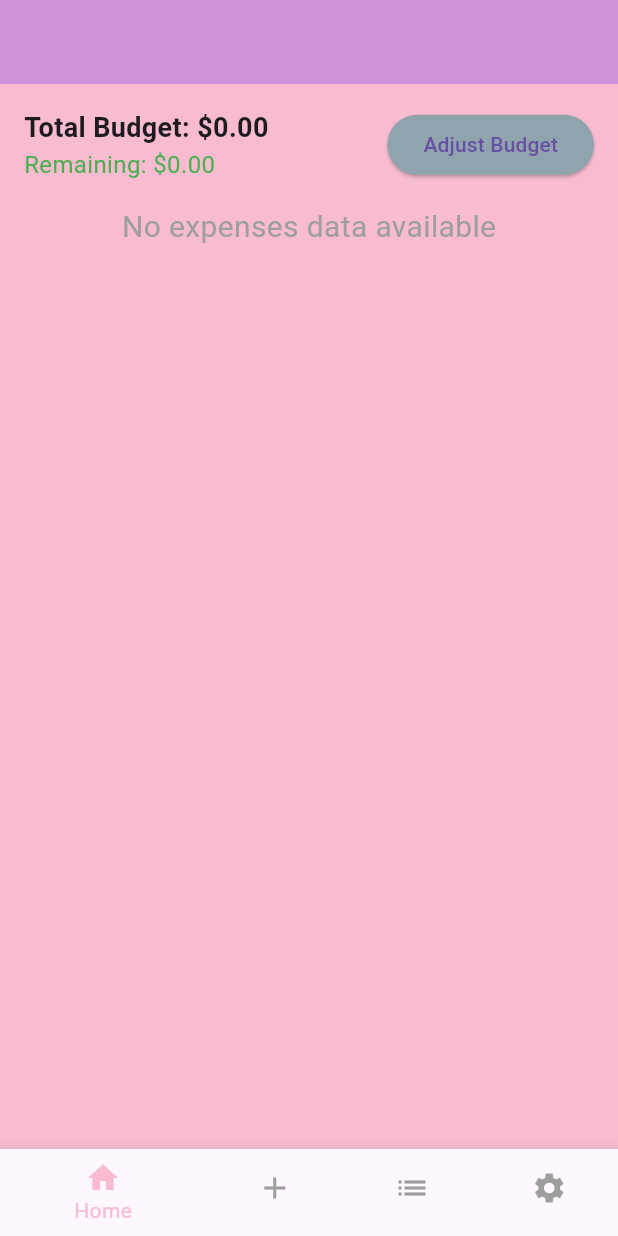
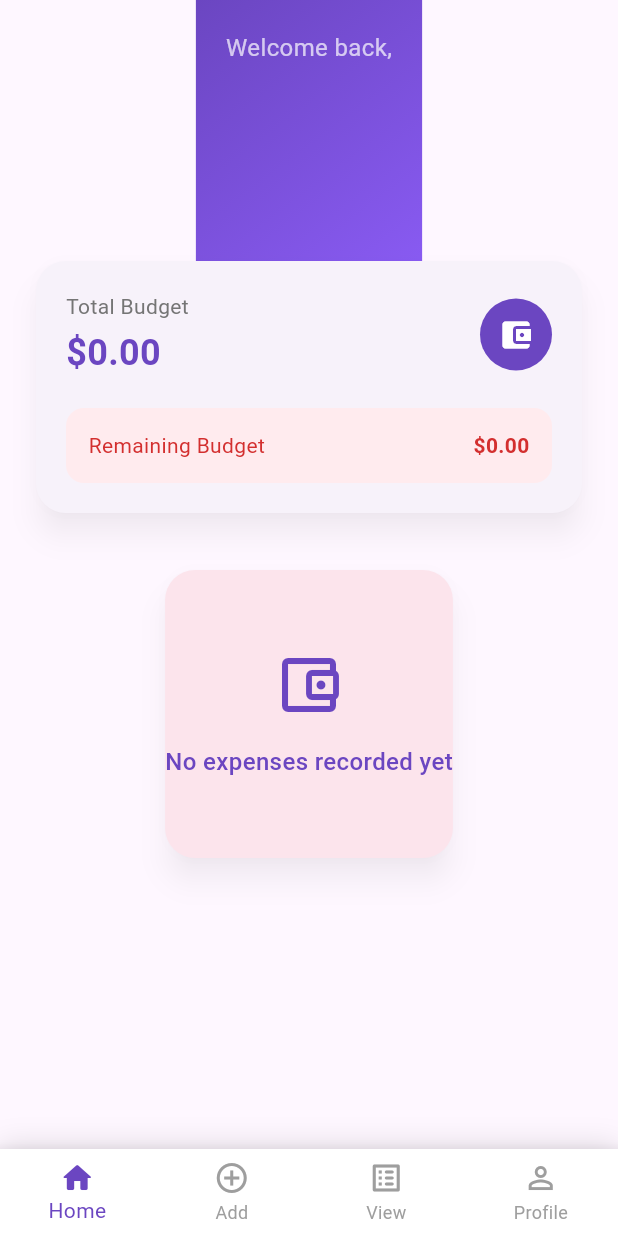
Before and after one commit to gourabbank/CashSplash, a Flutter app: the screen it shows once a user with an empty profile is signed in, on a phone screen of 412 x 824 dp. Run offline on Flutter 3.47's test engine with Material 3 defaults, Android fonts, the phone set to English and light mode, and no system bars; our stand-ins replace firebase_auth, firebase_core, firebase_database, fl_chart, image_picker; accounts and stored records are empty.

Commit message:
Home Screen Fix

```diff
--- a/lib/budget_pie_chart.dart
+++ b/lib/budget_pie_chart.dart
@@ -1,7 +1,6 @@
 import 'package:flutter/material.dart';
 import 'package:fl_chart/fl_chart.dart';
 import 'expense_data.dart';
-
 class BudgetPieChart extends StatelessWidget {
   final double totalBudget;
   final List<ExpenseData> expenses;
@@ -14,38 +13,40 @@ class BudgetPieChart extends StatelessWidget {
 
   @override
   Widget build(BuildContext context) {
-    return Column(
+    return SingleChildScrollView(
+      child: Column(
         children: [
           Container(
-          height: 450, // Adjusted height for the pie chart container
+            height: 300,
             width: double.infinity,
             child: Card(
               elevation: 4,
               shape: RoundedRectangleBorder(borderRadius: BorderRadius.circular(18)),
-            color: Colors.pink[50], // Changed to light pink
+              color: Colors.pink[50],
               child: Padding(
                 padding: const EdgeInsets.all(16),
                 child: PieChart(
                   PieChartData(
                     borderData: FlBorderData(show: false),
                     sectionsSpace: 2,
-                  centerSpaceRadius: 30, // Adjusted center space radius
+                    centerSpaceRadius: 30,
                     sections: showingSections(),
                   ),
                 ),
               ),
             ),
           ),
+          SizedBox(height: 16),
           Container(
-          padding: const EdgeInsets.symmetric(vertical: 16.0),
+            padding: const EdgeInsets.all(16),
             decoration: BoxDecoration(
-            color: Colors.pink[100], // Lighter pink for the legend
+              color: Colors.pink[100],
               borderRadius: BorderRadius.circular(18),
               boxShadow: [
                 BoxShadow(
-                color: Colors.pink[200]!, // Slightly darker pink for elevation shadow
+                  color: Colors.pink[200]!,
                   blurRadius: 6,
-                offset: Offset(0, 3), // Position of the shadow
+                  offset: Offset(0, 3),
                 ),
               ],
             ),
@@ -57,13 +58,13 @@ class BudgetPieChart extends StatelessWidget {
             ),
           ),
         ],
+      ),
     );
   }
 
   List<PieChartSectionData> showingSections() {
     return List.generate(expenses.length, (i) {
-      final bool showTitle = expenses[i].amount / totalBudget > 0.05; // Only show title if the slice is large enough
-
+      final bool showTitle = expenses[i].amount / totalBudget > 0.05;
       return PieChartSectionData(
         color: _getColor(i),
         value: expenses[i].amount,
@@ -72,7 +73,8 @@ class BudgetPieChart extends StatelessWidget {
         titleStyle: TextStyle(
             fontSize: 14,
             fontWeight: FontWeight.bold,
-            color: Colors.grey[600]),  // Light grey and slim font
+            color: Colors.grey[600]
+        ),
       );
     });
   }
@@ -90,8 +92,10 @@ class BudgetPieChart extends StatelessWidget {
           ),
         ),
         SizedBox(width: 8),
-        Text(expense.category + ' - \$${expense.amount.toStringAsFixed(2)}',
-            style: TextStyle(fontSize: 14)), // Adjusted for consistent text size
+        Text(
+            expense.category + ' - \$${expense.amount.toStringAsFixed(2)}',
+            style: TextStyle(fontSize: 14)
+        ),
       ],
     );
   }
@@ -105,7 +109,6 @@ class BudgetPieChart extends StatelessWidget {
       Colors.purple,
       Colors.brown,
     ];
-
     return colors[index % colors.length];
   }
 }
--- a/lib/home_screen.dart
+++ b/lib/home_screen.dart
@@ -1,8 +1,9 @@
 import 'package:flutter/material.dart';
 import 'package:firebase_auth/firebase_auth.dart';
 import 'package:firebase_database/firebase_database.dart';
+import 'package:fl_chart/fl_chart.dart';
+import 'add_expense_screen.dart';
 import 'budget_pie_chart.dart';
-import 'add_expense_screen.dart';
 import 'view_expenses_screen.dart';
 import 'profile_settings_screen.dart';
 import 'expense_data.dart';
@@ -14,9 +15,9 @@ class HomeScreen extends StatefulWidget {
 
 class _HomeScreenState extends State<HomeScreen> {
   int _currentIndex = 0;
-  double _totalBudget = 2000.0; // Default budget
-  double _remainingBudget = 2000.0; // Initialized to total budget initially
-  String _userName = "User"; // Default user name
+  double _totalBudget = 2000.0;
+  double _remainingBudget = 2000.0;
+  String _userName = "User";
 
   @override
   void initState() {
@@ -34,12 +35,10 @@ class _HomeScreenState extends State<HomeScreen> {
           setState(() {
             _userName = data['name'] ?? _userName;
             _totalBudget = double.tryParse(data['budgetGoal'].toString()) ?? _totalBudget;
-            _remainingBudget = _totalBudget; // Reset remaining budget on data fetch
+            _remainingBudget = _totalBudget;
           });
           calculateRemainingBudget();
         }
-      }).catchError((error) {
-        print("Failed to fetch user profile: $error");
       });
     }
   }
@@ -57,103 +56,270 @@ class _HomeScreenState extends State<HomeScreen> {
     });
   }
 
-  void onTabTapped(int index) {
-    setState(() {
-      _currentIndex = index;
-    });
-  }
-
   @override
   Widget build(BuildContext context) {
     return Scaffold(
-      appBar: AppBar(
-        // title: Text('Welcome, $_userName'),
-        backgroundColor: Colors.purple.shade200,
-      ),
-      body: Container(
-        color: Colors.pink.shade100, // Light pink background color
-        child: IndexedStack(
+      body: IndexedStack(
         index: _currentIndex,
         children: [
-            buildHomeScreenBody(),
+          _buildModernHomeScreen(),
           AddExpenseScreen(),
           ViewExpensesScreen(),
           ProfileSettingsScreen(),
         ],
       ),
+      bottomNavigationBar: Container(
+        decoration: BoxDecoration(
+          boxShadow: [
+            BoxShadow(
+              color: Colors.black12,
+              blurRadius: 15,
+              offset: Offset(0, -3),
             ),
-      bottomNavigationBar: BottomNavigationBar(
-        onTap: onTabTapped,
+          ],
+        ),
+        child: BottomNavigationBar(
           currentIndex: _currentIndex,
-        backgroundColor: Colors.purple,
-        selectedItemColor: Colors.pink.shade100,
+          onTap: (index) => setState(() => _currentIndex = index),
+          backgroundColor: Colors.white,
+          selectedItemColor: Color(0xFF6B46C1),
           unselectedItemColor: Colors.grey,
+          type: BottomNavigationBarType.fixed,
           items: [
-          BottomNavigationBarItem(icon: Icon(Icons.home), label: "Home"),
-          BottomNavigationBarItem(icon: Icon(Icons.add), label: "Add Expense"),
-          BottomNavigationBarItem(icon: Icon(Icons.list), label: "View Expenses"),
-          BottomNavigationBarItem(icon: Icon(Icons.settings), label: "Profile"),
+            BottomNavigationBarItem(icon: Icon(Icons.home_rounded), label: "Home"),
+            BottomNavigationBarItem(icon: Icon(Icons.add_circle_outline), label: "Add"),
+            BottomNavigationBarItem(icon: Icon(Icons.list_alt_rounded), label: "View"),
+            BottomNavigationBarItem(icon: Icon(Icons.person_outline), label: "Profile"),
+          ],
+        ),
+      ),
+    );
+  }
+
+  Widget _buildModernHomeScreen() {
+    return SingleChildScrollView(
+      child: Column(
+        children: [
+          Container(
+            height: 200,
+            decoration: BoxDecoration(
+              gradient: LinearGradient(
+                begin: Alignment.topLeft,
+                end: Alignment.bottomRight,
+                colors: [Color(0xFF6B46C1), Color(0xFF8B5CF6)],
+              ),
+            ),
+            child: SafeArea(
+              child: Padding(
+                padding: EdgeInsets.all(20.0),
+                child: Column(
+                  crossAxisAlignment: CrossAxisAlignment.start,
+                  children: [
+                    Text(
+                      'Welcome back,',
+                      style: TextStyle(color: Colors.white70, fontSize: 16),
+                    ),
+                    SizedBox(height: 4),
+                    Text(
+                      _userName,
+                      style: TextStyle(
+                        color: Colors.white,
+                        fontSize: 24,
+                        fontWeight: FontWeight.bold,
+                      ),
+                    ),
+                  ],
+                ),
+              ),
+            ),
+          ),
+          Transform.translate(
+            offset: Offset(0, -30),
+            child: Padding(
+              padding: EdgeInsets.symmetric(horizontal: 20),
+              child: Column(
+                children: [
+                  _buildBudgetCard(),
+                  SizedBox(height: 20),
+                  _buildExpensesSection(),
+                  SizedBox(height: 100),
+                ],
+              ),
+            ),
+          ),
         ],
       ),
     );
   }
 
-  Widget buildHomeScreenBody() {
-    return Column(
+  Widget _buildBudgetCard() {
+    return Card(
+      elevation: 8,
+      shadowColor: Colors.black26,
+      shape: RoundedRectangleBorder(borderRadius: BorderRadius.circular(20)),
+      child: Padding(
+        padding: EdgeInsets.all(20),
+        child: Column(
           children: [
-        Padding(
-          padding: const EdgeInsets.all(16.0),
-          child: Row(
+            Row(
               mainAxisAlignment: MainAxisAlignment.spaceBetween,
               children: [
                 Column(
                   crossAxisAlignment: CrossAxisAlignment.start,
                   children: [
-                  Text('Total Budget: \$${_totalBudget.toStringAsFixed(2)}', style: TextStyle(fontSize: 18, fontWeight: FontWeight.bold)),
-                  Text('Remaining: \$${_remainingBudget.toStringAsFixed(2)}', style: TextStyle(fontSize: 16, color: Colors.green)),
+                    Text(
+                      'Total Budget',
+                      style: TextStyle(
+                        fontSize: 14,
+                        color: Colors.grey[600],
+                      ),
+                    ),
+                    SizedBox(height: 4),
+                    Text(
+                      '\$${_totalBudget.toStringAsFixed(2)}',
+                      style: TextStyle(
+                        fontSize: 24,
+                        fontWeight: FontWeight.bold,
+                        color: Color(0xFF6B46C1),
+                      ),
+                    ),
                   ],
                 ),
-              ElevatedButton(
-                onPressed: () => Navigator.push(context, MaterialPageRoute(builder: (context) => ProfileSettingsScreen())),
-                child: Text('Adjust Budget'),
-                style: ElevatedButton.styleFrom(backgroundColor: Colors.blueGrey[300]), // Lighter button color
-              )
+                CircleAvatar(
+                  radius: 24,
+                  backgroundColor: Color(0xFF6B46C1),
+                  child: Icon(Icons.account_balance_wallet, color: Colors.white),
+                ),
+              ],
+            ),
+            SizedBox(height: 20),
+            Container(
+              padding: EdgeInsets.all(15),
+              decoration: BoxDecoration(
+                color: _remainingBudget > 0 ? Colors.green[50] : Colors.red[50],
+                borderRadius: BorderRadius.circular(12),
+              ),
+              child: Row(
+                mainAxisAlignment: MainAxisAlignment.spaceBetween,
+                children: [
+                  Text(
+                    'Remaining Budget',
+                    style: TextStyle(
+                      color: _remainingBudget > 0 ? Colors.green[700] : Colors.red[700],
+                    ),
+                  ),
+                  Text(
+                    '\$${_remainingBudget.toStringAsFixed(2)}',
+                    style: TextStyle(
+                      fontWeight: FontWeight.bold,
+                      color: _remainingBudget > 0 ? Colors.green[700] : Colors.red[700],
+                    ),
+                  ),
                 ],
               ),
             ),
-        Expanded(
-          child: StreamBuilder(
+          ],
+        ),
+      ),
+    );
+  }
+
+  Widget _buildExpensesSection() {
+    return StreamBuilder(
       stream: FirebaseDatabase.instance.ref('expenses/${FirebaseAuth.instance.currentUser?.uid}').onValue,
       builder: (context, AsyncSnapshot<DatabaseEvent> snapshot) {
         if (snapshot.connectionState == ConnectionState.waiting) {
-                return Center(child: CircularProgressIndicator());
+          return Center(child: CircularProgressIndicator(
+            color: Color(0xFF6B46C1),
+          ));
         }
+
         if (snapshot.hasError) {
-                return Center(child: Text('Error loading expenses data'));
+          return _buildErrorCard();
         }
-              if (snapshot.hasData && snapshot.data!.snapshot.value != null) {
+
+        if (!snapshot.hasData || snapshot.data!.snapshot.value == null) {
+          return _buildEmptyState();
+        }
+
         Map<dynamic, dynamic> expensesData = Map<dynamic, dynamic>.from(snapshot.data!.snapshot.value as Map);
-                List<ExpenseData> expenses = [];
-                expensesData.forEach((key, value) {
-                  expenses.add(ExpenseData(
-                    category: value['category'],
-                    amount: double.tryParse(value['amount'].toString()) ?? 0.0,
-                  ));
-                });
+        List<ExpenseData> expenses = expensesData.entries.map((e) {
+          return ExpenseData(
+            category: e.value['category'],
+            amount: double.tryParse(e.value['amount'].toString()) ?? 0.0,
+          );
+        }).toList();
+
         return Container(
-                  height: 20, // Reducing the size by setting height
+          margin: EdgeInsets.only(bottom: 20),
           child: BudgetPieChart(
             totalBudget: _totalBudget,
             expenses: expenses,
           ),
         );
-              } else {
-                return Text("No expenses data available", style: TextStyle(fontSize: 20, color: Colors.grey));
+      },
+    );
   }
-            },
+
+  Widget _buildErrorCard() {
+    return Container(
+      height: 200,
+      margin: EdgeInsets.symmetric(vertical: 10),
+      child: Card(
+        elevation: 8,
+        shadowColor: Colors.black26,
+        shape: RoundedRectangleBorder(borderRadius: BorderRadius.circular(20)),
+        color: Colors.pink[50],
+        child: Column(
+          mainAxisAlignment: MainAxisAlignment.center,
+          children: [
+            Icon(Icons.error_outline,
+                size: 48,
+                color: Colors.red[400]
+            ),
+            SizedBox(height: 16),
+            Text(
+              'Error loading expenses data',
+              style: TextStyle(
+                  fontSize: 16,
+                  color: Colors.red[400],
+                  fontWeight: FontWeight.w500
               ),
             ),
           ],
+        ),
+      ),
+    );
+  }
+
+  Widget _buildEmptyState() {
+    return Container(
+      height: 200,
+      margin: EdgeInsets.symmetric(vertical: 10),
+      child: Card(
+        elevation: 8,
+        shadowColor: Colors.black26,
+        shape: RoundedRectangleBorder(borderRadius: BorderRadius.circular(20)),
+        color: Colors.pink[50],
+        child: Column(
+          mainAxisAlignment: MainAxisAlignment.center,
+          children: [
+            Icon(Icons.account_balance_wallet_outlined,
+                size: 48,
+                color: Color(0xFF6B46C1)
+            ),
+            SizedBox(height: 16),
+            Text(
+              'No expenses recorded yet',
+              style: TextStyle(
+                  fontSize: 16,
+                  color: Color(0xFF6B46C1),
+                  fontWeight: FontWeight.w500
+              ),
+            ),
+          ],
+        ),
+      ),
     );
   }
 }
```
Lines whose indentation alone changed are shown as unchanged.
